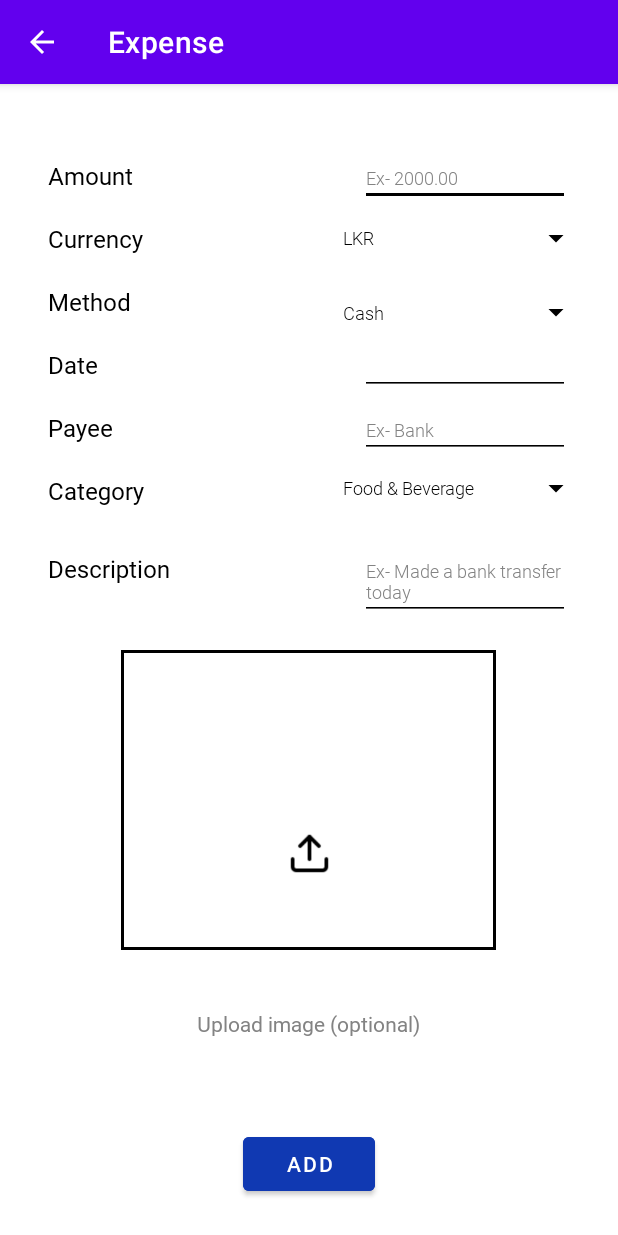
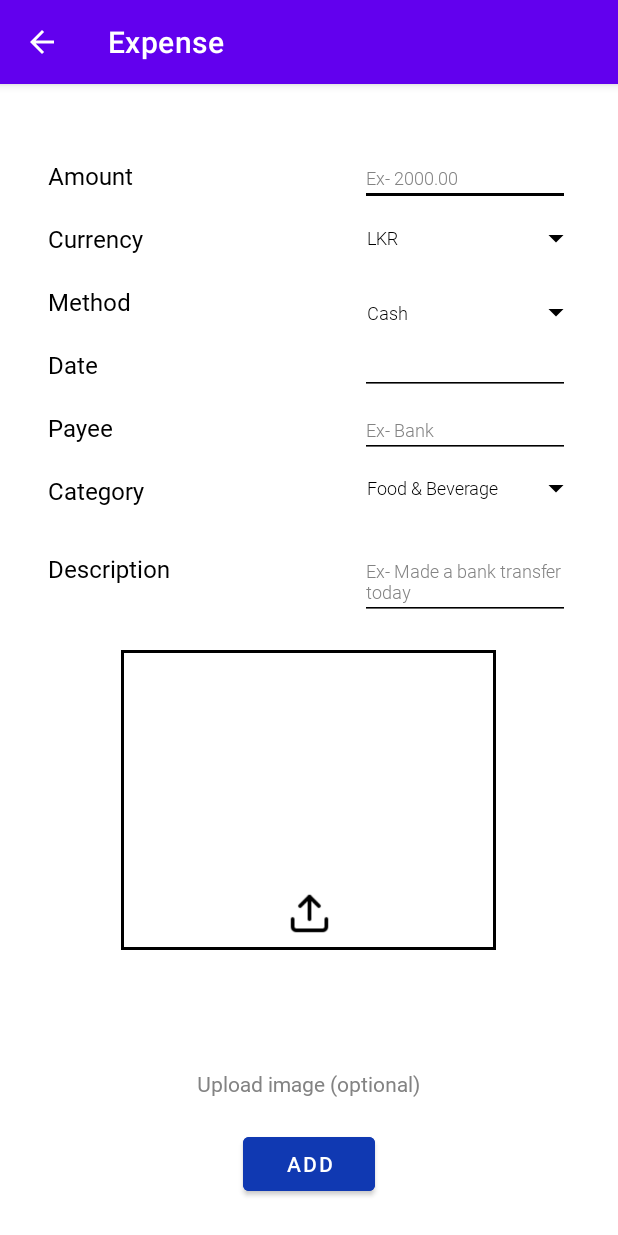
Before and after one commit to IT20611088/Xpense_mobile_App, an Android app: the ExpenseFormActivity screen opened directly, with no data from a screen before it, on a phone screen of 412 x 824 dp. Run offline under Robolectric (Android 15) with nearby library versions, the phone set to English and light mode, and no system bars; our stand-ins replace Firebase (no records; nobody signed in at launch, a user with empty details on screens opened directly).

Commit message:
Final touches

```diff
--- a/app/src/main/res/layout/activity_expense_form.xml
+++ b/app/src/main/res/layout/activity_expense_form.xml
@@ -139,7 +139,7 @@
     <Spinner
         android:id="@+id/methodValue"
         style="@style/valueStyling"
-        android:layout_width="166dp"
+        android:layout_width="150dp"
         android:layout_height="wrap_content"
         android:layout_marginTop="24dp"
 
@@ -155,7 +155,7 @@
     <Spinner
         android:id="@+id/currencyValue"
         style="@style/valueStyling"
-        android:layout_width="166dp"
+        android:layout_width="150dp"
         android:layout_height="24dp"
         android:layout_marginTop="9dp"
         android:layout_marginEnd="17dp"
@@ -185,7 +185,7 @@
     <Spinner
         android:id="@+id/categoryValue"
         style="@style/valueStyling"
-        android:layout_width="166dp"
+        android:layout_width="150dp"
         android:layout_height="wrap_content"
         android:layout_marginTop="8dp"
         android:layout_marginEnd="17dp"
@@ -261,7 +261,7 @@
         android:layout_width="wrap_content"
         android:layout_height="wrap_content"
         android:layout_marginEnd="50dp"
-        android:layout_marginBottom="60dp"
+        android:layout_marginBottom="20dp"
         android:text="@string/uploadImageText"
         app:layout_constraintBottom_toTopOf="@+id/addButton"
 
@@ -273,7 +273,7 @@
         android:id="@+id/uploadImageBtn"
         android:layout_width="30dp"
         android:layout_height="30dp"
-        android:layout_marginBottom="240dp"
+        android:layout_marginBottom="200dp"
         android:background="@drawable/button_tap_selector"
         android:scaleType="fitCenter"
         app:layout_constraintBottom_toBottomOf="parent"
--- a/app/src/main/res/layout/activity_expenses_dashboard.xml
+++ b/app/src/main/res/layout/activity_expenses_dashboard.xml
@@ -13,7 +13,7 @@
         android:layout_width="wrap_content"
         android:layout_height="wrap_content"
         android:layout_marginStart="32dp"
-        android:layout_marginTop="60dp"
+        android:layout_marginTop="40dp"
 
         android:text="@string/recentTitle"
         app:layout_constraintStart_toStartOf="parent"
```
Also changed, not shown: app/src/main/res/layout/activity_edit_expense.xml (+5 -5 lines).
